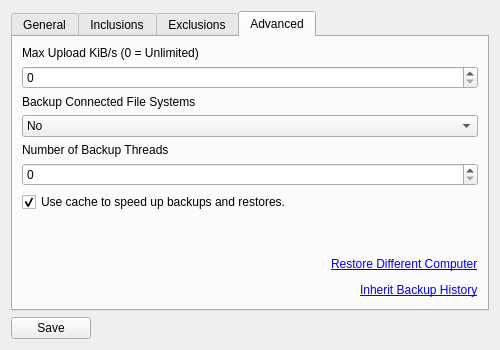
Above: client/src/blobbackup/ui/settingsdialog.ui from Blobbackup/Blobbackup before the change. Below: the same form after it.
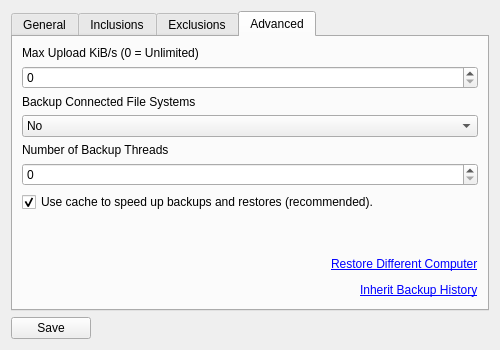
That is the form after the change. The open tabs and pages were chosen to show the change.

Commit message: Make use_cache checkbox toggle functional

What changed in the file:
```diff
--- a/client/src/blobbackup/ui/settingsdialog.ui
+++ b/client/src/blobbackup/ui/settingsdialog.ui
@@ -328,7 +328,7 @@
          <item>
           <widget class="QCheckBox" name="use_cache_checkbox">
            <property name="text">
-            <string>Use cache to speed up backups and restores.</string>
+            <string>Use cache to speed up backups and restores (recommended).</string>
            </property>
            <property name="checked">
             <bool>true</bool>
```
The commit also changes 6 other files.
